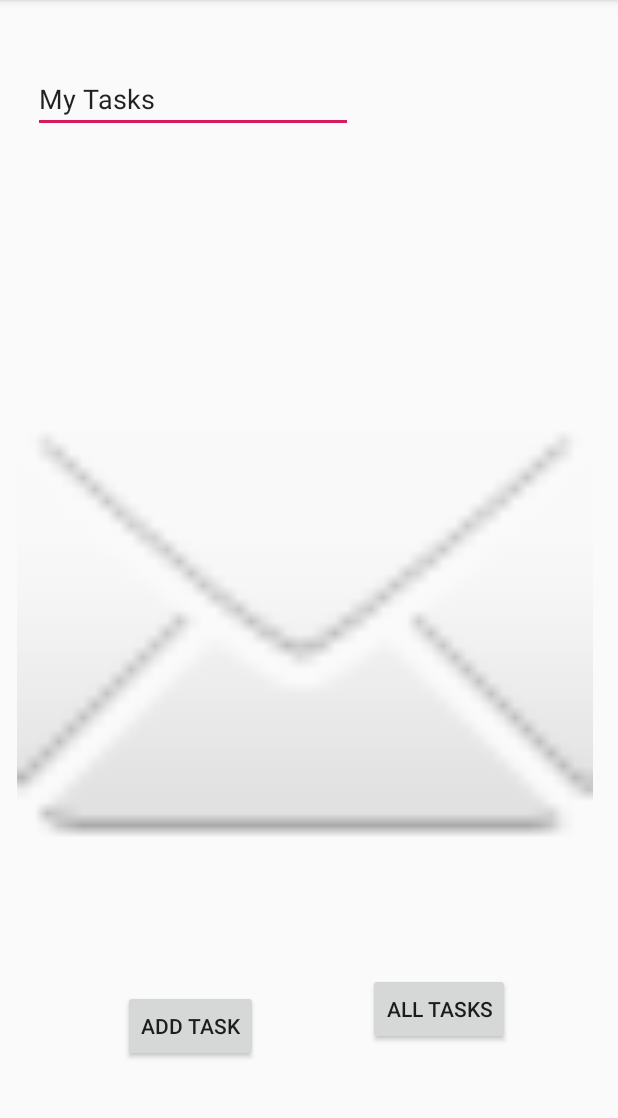
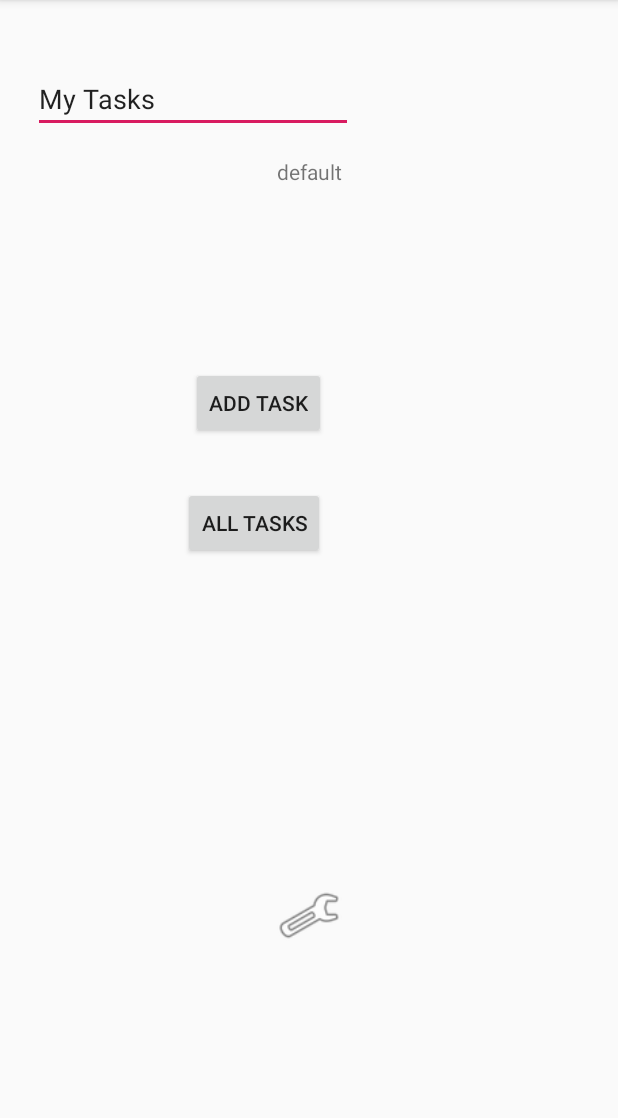
Before and after one commit to jjblues86/taskmaster, an Android app: the screen it shows after launch (MainActivity), on a phone screen of 412 x 824 dp, the part 84-1202 px from its top. Run offline under Robolectric (Android 15) with nearby library versions, the phone set to English and light mode, and no system bars.

Commit message:
saving username

```diff
--- a/app/src/main/AndroidManifest.xml
+++ b/app/src/main/AndroidManifest.xml
@@ -9,7 +9,9 @@
         android:roundIcon="@mipmap/ic_launcher_round"
         android:supportsRtl="true"
         android:theme="@style/AppTheme">
-        <activity android:name=".AllTakss"></activity>
+        <activity android:name=".TaskDetailActivity"></activity>
+        <activity android:name=".SettingsActivity" />
+        <activity android:name=".AllTakss" />
         <activity android:name=".AddTask" />
         <activity android:name=".MainActivity">
             <intent-filter>
--- a/app/src/main/java/com/example/taskmaster/MainActivity.java
+++ b/app/src/main/java/com/example/taskmaster/MainActivity.java
@@ -3,12 +3,17 @@ package com.example.taskmaster;
 import androidx.appcompat.app.AppCompatActivity;
 
 import android.content.Intent;
+import android.content.SharedPreferences;
 import android.os.Bundle;
+import android.preference.PreferenceManager;
+import android.util.Log;
 import android.view.View;
 import android.widget.Button;
 import android.widget.TextView;
 
 public class MainActivity extends AppCompatActivity {
+
+    private static final String TAG = "mnf.main";
 
     @Override
     protected void onCreate(Bundle savedInstanceState) {
@@ -47,6 +52,39 @@ public class MainActivity extends AppCompatActivity {
 
             }
         });
+
+
+    }
+    //Intent activity for setting
+    public void whenSettingsButtonIsPressed(View v){
+        Intent settingsPage = new Intent(this, SettingsActivity.class);
+        MainActivity.this.startActivity(settingsPage);
+
+    }
+    @Override
+    protected void onStart(){
+        super.onStart();
+        Log.i(TAG, "started");
     }
 
+    @Override
+    protected void onResume(){
+        super.onResume();
+        Log.i(TAG, "resumed");
+        SharedPreferences sharedPreferences = PreferenceManager.getDefaultSharedPreferences(getApplicationContext());
+        String enteredUsername = sharedPreferences.getString("userName", "default");
+        TextView textView = findViewById(R.id.textView7);
+//        String settingsUsername = textView.getText().toString();
+        textView.setText(enteredUsername);
+        textView.setVisibility(View.VISIBLE);
+//        if(enteredUsername.equals("userName"))
+
+    }
+
+//    @Override
+//    protected void onPaused(){
+//        super.onPause();
+//        Log.i(TAG, "paused");
+//    }
+
 }
--- a/app/src/main/res/layout/activity_main.xml
+++ b/app/src/main/res/layout/activity_main.xml
@@ -22,46 +22,55 @@
         app:layout_constraintTop_toTopOf="parent"
         app:layout_constraintVertical_bias="0.04000002" />
 
-    <ImageView
-        android:id="@+id/imageView"
-        android:layout_width="384dp"
-        android:layout_height="402dp"
-        android:layout_marginStart="16dp"
-        android:layout_marginTop="16dp"
-        android:layout_marginEnd="196dp"
-        android:layout_marginBottom="16dp"
-        app:layout_constraintBottom_toBottomOf="parent"
-        app:layout_constraintEnd_toEndOf="parent"
-        app:layout_constraintHorizontal_bias="0.027"
-        app:layout_constraintStart_toStartOf="parent"
-        app:layout_constraintTop_toTopOf="parent"
-        app:layout_constraintVertical_bias="0.602"
-        app:srcCompat="@android:drawable/ic_dialog_email" />
-
     <Button
         android:id="@+id/button"
         android:layout_width="wrap_content"
         android:layout_height="wrap_content"
-        android:layout_marginStart="16dp"
-        android:layout_marginEnd="16dp"
-        android:layout_marginBottom="60dp"
+        android:layout_marginBottom="32dp"
         android:text="ADD TASK"
         app:layout_constraintBottom_toBottomOf="parent"
-        app:layout_constraintEnd_toStartOf="@+id/button2"
-        app:layout_constraintHorizontal_bias="0.534"
-        app:layout_constraintStart_toStartOf="parent" />
+        app:layout_constraintEnd_toEndOf="parent"
+        app:layout_constraintHorizontal_bias="0.395"
+        app:layout_constraintStart_toStartOf="parent"
+        app:layout_constraintTop_toTopOf="parent"
+        app:layout_constraintVertical_bias="0.356" />
 
     <Button
         android:id="@+id/button2"
         android:layout_width="wrap_content"
         android:layout_height="wrap_content"
-        android:layout_marginTop="16dp"
-        android:layout_marginEnd="72dp"
+        android:layout_marginTop="32dp"
         android:layout_marginBottom="16dp"
         android:text="ALL TASKS"
         app:layout_constraintBottom_toBottomOf="parent"
         app:layout_constraintEnd_toEndOf="parent"
-        app:layout_constraintTop_toTopOf="parent"
-        app:layout_constraintVertical_bias="0.92" />
+        app:layout_constraintHorizontal_bias="0.384"
+        app:layout_constraintStart_toStartOf="parent"
+        app:layout_constraintTop_toBottomOf="@+id/button"
+        app:layout_constraintVertical_bias="0.0" />
+
+    <ImageView
+        android:id="@+id/imageView3"
+        android:layout_width="0dp"
+        android:layout_height="43dp"
+        android:layout_marginTop="80dp"
+        android:onClick="whenSettingsButtonIsPressed"
+        app:layout_constraintBottom_toBottomOf="parent"
+        app:layout_constraintEnd_toEndOf="parent"
+        app:layout_constraintStart_toStartOf="parent"
+        app:layout_constraintTop_toBottomOf="@+id/button2"
+        app:srcCompat="@android:drawable/ic_menu_preferences" />
+
+    <TextView
+        android:id="@+id/textView7"
+        android:layout_width="wrap_content"
+        android:layout_height="wrap_content"
+        android:layout_marginBottom="16dp"
+        android:text="Username"
+        android:visibility="invisible"
+        app:layout_constraintBottom_toTopOf="@+id/button"
+        app:layout_constraintEnd_toEndOf="parent"
+        app:layout_constraintStart_toStartOf="parent"
+        app:layout_constraintTop_toTopOf="parent" />
 
 </androidx.constraintlayout.widget.ConstraintLayout>
```
Also changed, not shown: app/src/main/java/com/example/taskmaster/SettingsActivity.java (added, +44 -0 lines), app/src/main/java/com/example/taskmaster/TaskDetailActivity.java (added, +14 -0 lines), app/src/main/res/layout/activity_settings.xml (added, +54 -0 lines), app/src/main/res/layout/activity_task_detail.xml (added, +33 -0 lines).
